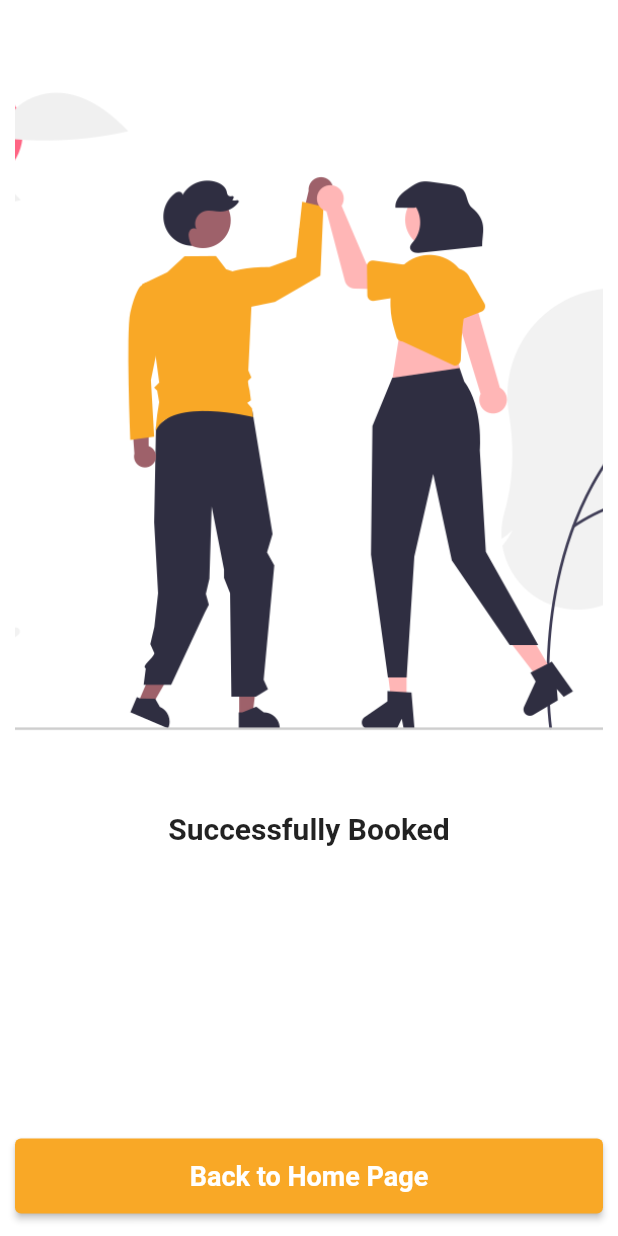
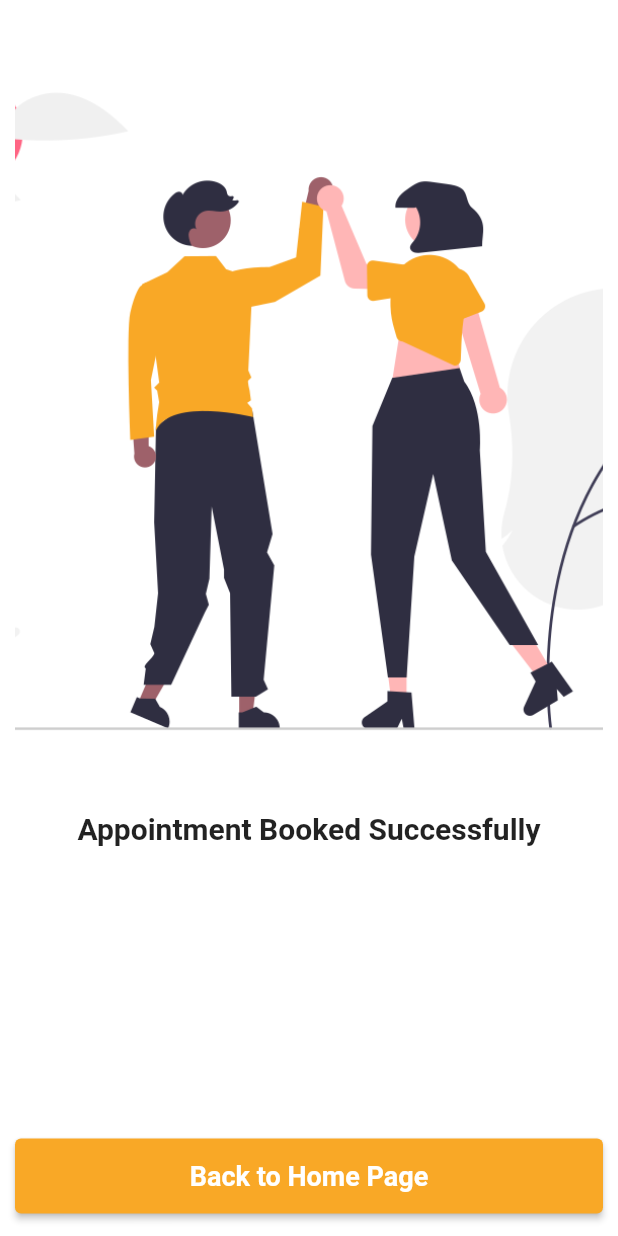
Before and after one commit to kennedyowusu/doctor_booking, a Flutter app: the AppointmentBooked screen opened by its route, on a phone screen of 412 x 824 dp. Run offline on Flutter 3.47's test engine with Material 2 defaults, Android fonts, the phone set to English and light mode, and no system bars; our stand-ins replace carousel_slider, font_awesome_flutter, get, lottie, table_calendar.

Commit message:
update the text

```diff
--- a/lib/view/home/successful_booking.dart
+++ b/lib/view/home/successful_booking.dart
@@ -28,7 +28,7 @@ class AppointmentBooked extends StatelessWidget {
               width: double.infinity,
               alignment: Alignment.center,
               child: const Text(
-                'Successfully Booked',
+                'Appointment Booked Successfully',
                 style: TextStyle(
                   fontSize: 20,
                   fontWeight: FontWeight.bold,
```
